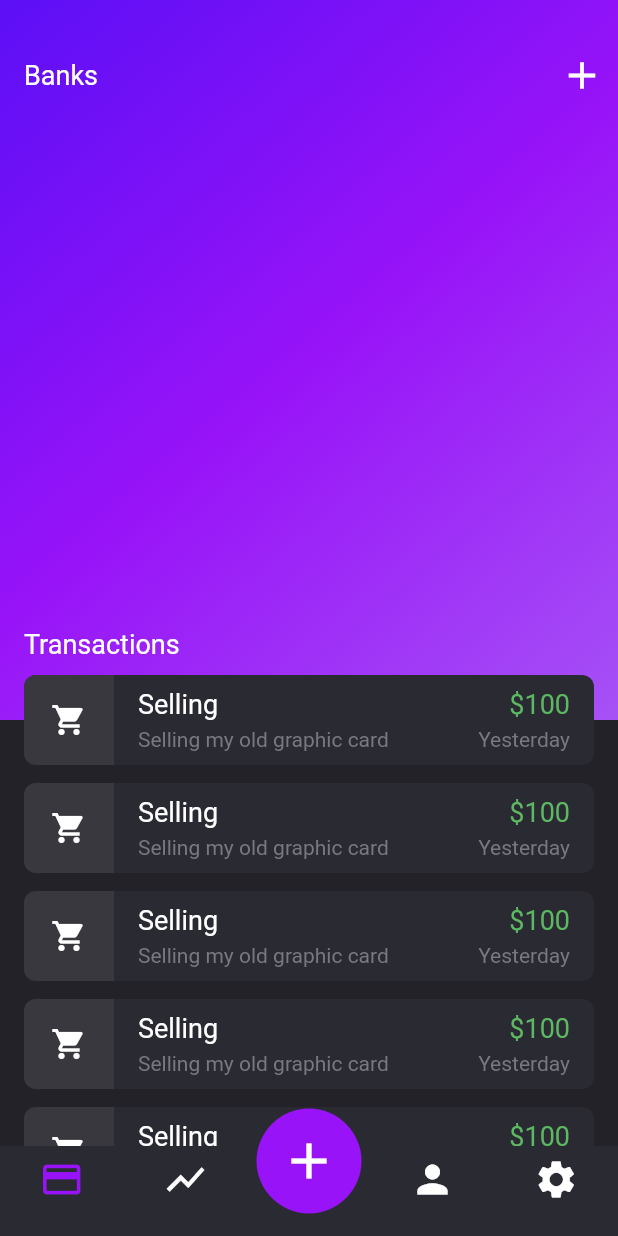
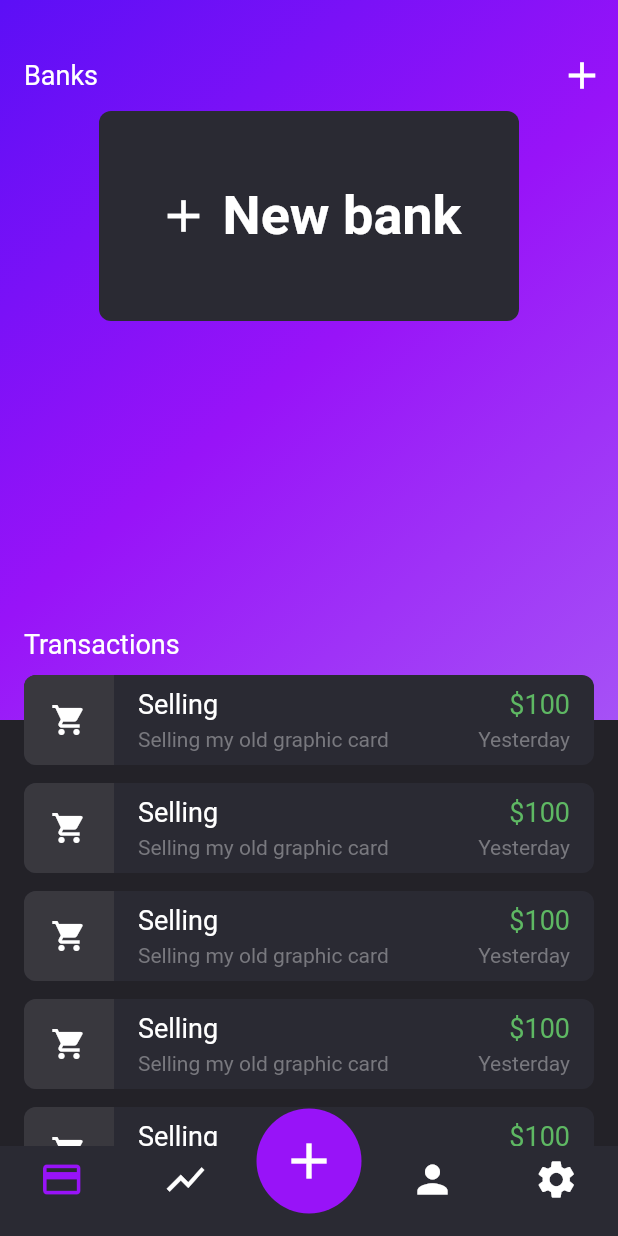
Before and after one commit to Appli-chic/chic_wallet, a Flutter app: the screen it shows after launch, on a phone screen of 412 x 824 dp. Run offline on Flutter 3.47's test engine with Material 2 defaults, Android fonts, the phone set to English and light mode, and no system bars; drawn by our look-alikes of carousel_slider; our stand-ins replace flutter_secure_storage, sqflite; missing offline and left inert: flutter_rounded_date_picker, validate; accounts and stored records are empty.

Commit message:
Displays add new bank when there is no bank card set.

```diff
--- a/assets/languages/localization_en.json
+++ b/assets/languages/localization_en.json
@@ -24,5 +24,6 @@
   "add_bank_error_no_cardholder_name": "The cardholder name must not be empty.",
   "add_bank_error_no_validity_date": "The validity date must not be empty.",
   "bank_body_banks": "Banks",
-  "home_screen_transactions": "Transactions"
+  "home_screen_transactions": "Transactions",
+  "add_bank": "New bank"
 }
--- a/assets/languages/localization_fr.json
+++ b/assets/languages/localization_fr.json
@@ -24,5 +24,6 @@
   "add_bank_error_no_cardholder_name": "Le nom du titulaire ne doit pas être vide.",
   "add_bank_error_no_validity_date": "La date de validité ne doit pas être vide.",
   "bank_body_banks": "Banques",
-  "home_screen_transactions": "Transactions"
+  "home_screen_transactions": "Transactions",
+  "add_bank": "AJOUTER"
 }
--- a/lib/ui/components/bank_body.dart
+++ b/lib/ui/components/bank_body.dart
@@ -41,6 +41,67 @@ class _BankBodyState extends State<BankBody> {
     _banks = await _bankService.getAll();
 
     setState(() {});
+  }
+
+  Widget _displaysBankCards() {
+    if (_banks.isNotEmpty) {
+      return CarouselSlider(
+        height: 140,
+        autoPlay: false,
+        enlargeCenterPage: true,
+        enableInfiniteScroll: false,
+        items: _banks.map((bank) {
+          return Builder(builder: (BuildContext context) {
+            return BankCard(
+              bank: bank,
+            );
+          });
+        }).toList(),
+        onPageChanged: (index) {
+          setState(() {
+            _carouselIndex = index;
+          });
+        },
+      );
+    } else {
+      return Center(
+        child: GestureDetector(
+          onTap: () async {
+            await Navigator.pushNamed(context, '/add_bank_screen');
+            _loadAllBanks();
+          },
+          child: Container(
+            height: 140,
+            width: 280,
+            decoration: new BoxDecoration(
+              color: _themeProvider.backgroundColor,
+              borderRadius: new BorderRadius.all(const Radius.circular(8.0)),
+            ),
+            child: Row(
+              mainAxisAlignment: MainAxisAlignment.center,
+              children: <Widget>[
+                Padding(
+                  padding: const EdgeInsets.only(right: 8),
+                  child: Icon(
+                    Icons.add,
+                    color: _themeProvider.textColor,
+                    size: 36,
+                  ),
+                ),
+                Text(
+                  AppTranslations.of(context).text("add_bank"),
+                  style: TextStyle(
+                    color: _themeProvider.textColor,
+                    fontWeight: FontWeight.bold,
+                    fontSize: 36,
+                  ),
+                ),
+              ],
+            ),
+          ),
+        ),
+      );
+    }
   }
 
   Widget _displaysTopPart() {
@@ -90,24 +151,7 @@ class _BankBodyState extends State<BankBody> {
                     ),
                   ],
                 ),
-                CarouselSlider(
-                  height: 140,
-                  autoPlay: false,
-                  enlargeCenterPage: true,
-                  enableInfiniteScroll: false,
-                  items: _banks.map((bank) {
-                    return Builder(builder: (BuildContext context) {
-                      return BankCard(
-                        bank: bank,
-                      );
-                    });
-                  }).toList(),
-                  onPageChanged: (index) {
-                    setState(() {
-                      _carouselIndex = index;
-                    });
-                  },
-                ),
+                _displaysBankCards(),
                 Row(
                   mainAxisAlignment: MainAxisAlignment.center,
                   children: _banks.asMap().entries.map(
--- a/lib/ui/components/bank_card.dart
+++ b/lib/ui/components/bank_card.dart
@@ -51,7 +51,7 @@ class _BankCardState extends State<BankCard> {
     String dateString = dateFormatter.format(widget.bank.expirationDate);
 
     return Container(
-      height: 130,
+      height: 140,
       width: 280,
       decoration: new BoxDecoration(
         color: _themeProvider.backgroundColor,
```
